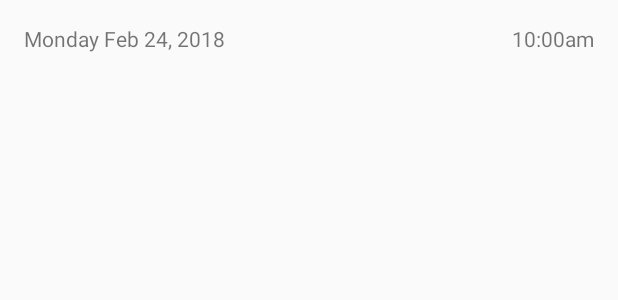
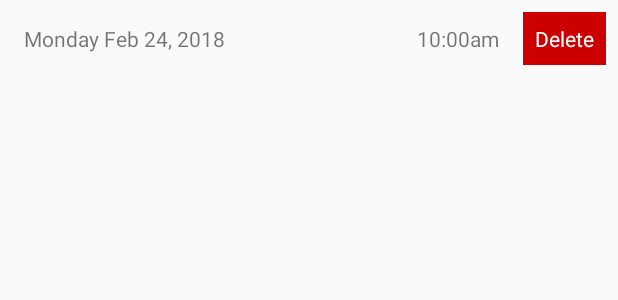
Before and after one commit to itsAlexNguyen/Identif.ai, an Android app: the layout search_result_view_holder.xml on its own in the app's theme, with its tools: preview values and no code run, on a phone screen of 412 x 824 dp. Shown: the top 300 px of the screen. Run offline under Robolectric (Android 15) with nearby library versions, the phone set to English and light mode, and no system bars.

Commit message:
Updated UI

```diff
--- a/app-core/src/main/java/mcmaster/ca/appcore/ui/viewholder/SearchResultViewHolder.java
+++ b/app-core/src/main/java/mcmaster/ca/appcore/ui/viewholder/SearchResultViewHolder.java
@@ -10,11 +10,13 @@ import mcmaster.ca.appcore.R;
 public class SearchResultViewHolder extends RecyclerView.ViewHolder {
     public final TextView title;
     public final TextView time;
+    public final TextView deleteButton;
 
     public SearchResultViewHolder(View itemView) {
         super(itemView);
         title = itemView.findViewById(R.id.title_label);
         time = itemView.findViewById(R.id.time_label);
+        deleteButton = itemView.findViewById(R.id.delete_button);
     }
 
     @LayoutRes
--- a/app-core/src/main/res/layout/search_result_view_holder.xml
+++ b/app-core/src/main/res/layout/search_result_view_holder.xml
@@ -19,4 +19,14 @@
         android:layout_height="wrap_content"
         android:padding="@dimen/app_default_padding"
         tools:text="10:00am" />
+
+    <TextView
+        android:id="@+id/delete_button"
+        android:layout_width="wrap_content"
+        android:layout_height="wrap_content"
+        android:layout_marginRight="8dp"
+        android:background="@android:color/holo_red_dark"
+        android:padding="8dp"
+        android:text="Delete"
+        android:textColor="@android:color/white" />
 </LinearLayout>
--- a/identifai/src/main/java/mcmaster/ca/identifai/controllers/OutputController.java
+++ b/identifai/src/main/java/mcmaster/ca/identifai/controllers/OutputController.java
@@ -11,6 +11,7 @@ import mcmaster.ca.appcore.common.AppPreferenceManager;
 import mcmaster.ca.appcore.common.InputListener;
 import mcmaster.ca.appcore.datastore.ActorModel;
 import mcmaster.ca.appcore.network.models.AppSearchResult;
+import mcmaster.ca.appcore.ui.BaseActivity;
 import mcmaster.ca.appcore.ui.adapters.AbstractDataBindAdapter;
 import mcmaster.ca.appcore.ui.binder.PersonDataBinder;
 import mcmaster.ca.identifai.R;
@@ -18,7 +19,7 @@ import mcmaster.ca.identifai.R;
 import java.util.ArrayList;
 import java.util.List;
 
-public class OutputController extends AppCompatActivity {
+public class OutputController extends BaseActivity {
     public static final String RESULTS_PARAM = "ResultsPARAM";
     public static final String IS_RECENT_SEARCH_PARAM = "isRecentSearch";
 
@@ -65,6 +66,7 @@ public class OutputController extends AppCompatActivity {
         AppPreferenceManager preferenceManager = new AppPreferenceManager(this);
         AppSearchResult newSearch = new AppSearchResult(resultList);
         preferenceManager.saveSearchResult(newSearch);
+        displayPrompt(getString(R.string.saved_successful));
     }
 
     private void goToSharing(ArrayList<ActorModel> resultList) {
--- a/identifai/src/main/res/values/strings.xml
+++ b/identifai/src/main/res/values/strings.xml
@@ -29,6 +29,7 @@
     <string name="output_share">Share</string>
     <string name="output_save">Save</string>
     <string name="send_to">Share to..</string>
+    <string name="saved_successful">Your search has beeen successfully saved!</string>
 
     <!--Errors-->
     <string name="no_entry_yet">Please select at least one form of entry.</string>
--- a/image/src/main/java/mcmaster/mcmaster/ca/image/ImageDetectionService.java
+++ b/image/src/main/java/mcmaster/mcmaster/ca/image/ImageDetectionService.java
@@ -61,13 +61,13 @@ public final class ImageDetectionService {
             public void run() {
                 // Converts the Bitmap to a byte stream.
                 ByteArrayOutputStream stream = new ByteArrayOutputStream();
-                image.compress(Bitmap.CompressFormat.PNG, 0, stream);
+                image.compress(Bitmap.CompressFormat.JPEG, 30, stream);
                 final byte[] bitmapdata = stream.toByteArray();
 
                 // Creates the MultiPartForm Data used to make request.
                 RequestBody requestBody = createDefaultBodyBuilder()
                     .setType(MultipartBody.FORM)
-                    .addFormDataPart(MEDIA_KEY, "celebrity.png", RequestBody.create(MEDIA_TYPE_PNG, bitmapdata))
+                    .addFormDataPart(MEDIA_KEY, "celebrity.jpg", RequestBody.create(MEDIA_TYPE_PNG, bitmapdata))
                     .build();
 
                 // Builds the Request to send to the network client.
```
Also changed, not shown: app-core/src/main/java/mcmaster/ca/appcore/ui/binder/SearchResultsBinder.java (+10 -1 lines), identifai/src/main/java/mcmaster/ca/identifai/controllers/RecentSearchesController.java (+20 -1 lines), identifai/src/main/java/mcmaster/ca/identifai/controllers/SaveSearchesController.java (+23 -2 lines).
